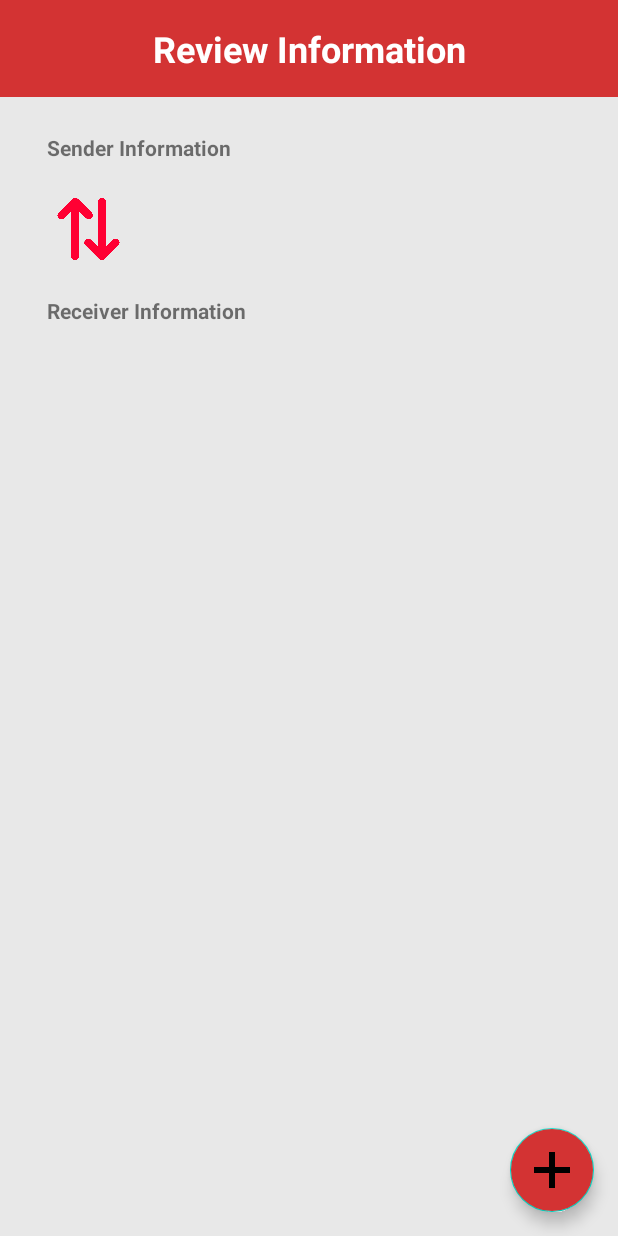
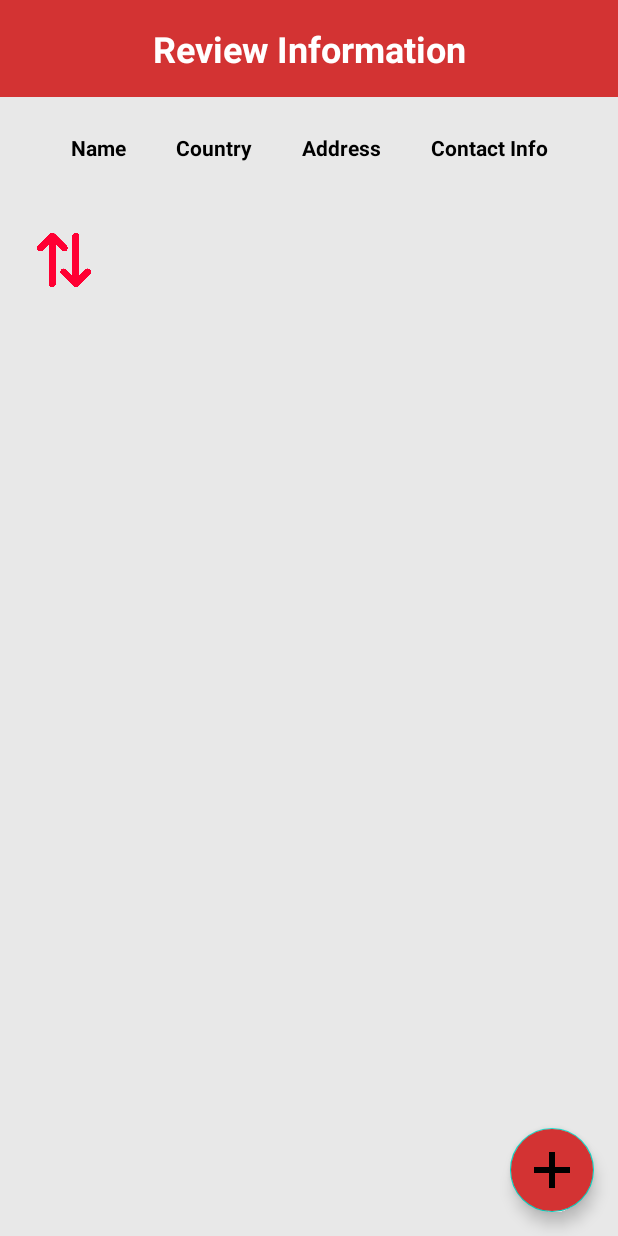
Before and after one commit to farhanj21/ReceiverSenderMobileApp, an Android app: the layout activity_review.xml on its own in the app's theme, with its tools: preview values and no code run, on a phone screen of 412 x 824 dp. Run offline under Robolectric (Android 15) with nearby library versions, the phone set to English and light mode, and no system bars.

Commit message:
Review Information functionality added

```diff
--- a/app/src/main/AndroidManifest.xml
+++ b/app/src/main/AndroidManifest.xml
@@ -1,7 +1,7 @@
 <?xml version="1.0" encoding="utf-8"?>
 <manifest xmlns:android="http://schemas.android.com/apk/res/android"
     xmlns:tools="http://schemas.android.com/tools"
-    package="com.example.myapplication"> <!-- Make sure to include your package name here -->
+    package="com.example.myapplication">
 
     <application
         android:allowBackup="true"
--- a/app/src/main/java/com/example/myapplication/ReceiverFormActivity.java
+++ b/app/src/main/java/com/example/myapplication/ReceiverFormActivity.java
@@ -11,7 +11,7 @@ import androidx.appcompat.app.AppCompatActivity;
 
 public class ReceiverFormActivity extends AppCompatActivity {
 
-    private EditText etReceiverName, etReceiverAddress, etReceiverEmail, etReceiverPhone;
+    private EditText etReceiverName, etReceiverAddress, etReceiverEmail, etReceiverPhone, etReceiverCountry;
 
     @Override
     protected void onCreate(Bundle savedInstanceState) {
@@ -23,6 +23,7 @@ public class ReceiverFormActivity extends AppCompatActivity {
         etReceiverAddress = findViewById(R.id.etReceiverAddress);
         etReceiverEmail = findViewById(R.id.etReceiverEmail);
         etReceiverPhone = findViewById(R.id.etReceiverContactInfo);
+        etReceiverCountry = findViewById(R.id.etReceiverCountry);
 
         Button nextButton = findViewById(R.id.btnNext);
         nextButton.setOnClickListener(new View.OnClickListener() {
@@ -45,6 +46,7 @@ public class ReceiverFormActivity extends AppCompatActivity {
                     intent.putExtra("receiverName", etReceiverName.getText().toString().trim());
                     intent.putExtra("receiverAddress", etReceiverAddress.getText().toString().trim());
                     intent.putExtra("receiverEmail", etReceiverEmail.getText().toString().trim());
+                    intent.putExtra("receiverCountry", etReceiverCountry.getText().toString().trim());
                     intent.putExtra("receiverPhone", etReceiverPhone.getText().toString().trim());
 
                     startActivity(intent);
--- a/app/src/main/res/layout/activity_review.xml
+++ b/app/src/main/res/layout/activity_review.xml
@@ -23,48 +23,64 @@
         app:layout_constraintStart_toStartOf="parent"
         app:layout_constraintEnd_toEndOf="parent" />
 
+    <!-- Column Titles -->
+    <TextView
+        android:id="@+id/tvColumnTitle"
+        android:layout_width="0dp"
+        android:layout_height="wrap_content"
+        android:textColor="@android:color/black"
+        android:text="@string/columns"
+        android:textStyle="bold"
+        app:layout_constraintTop_toBottomOf="@id/tvHeader"
+        app:layout_constraintStart_toStartOf="parent"
+        app:layout_constraintEnd_toEndOf="parent"
+        android:layout_marginTop="24dp"
+        android:gravity="center" />
+
+    <!-- Sender Information Row -->
     <TextView
         android:id="@+id/tvSenderInfo"
-        android:layout_width="wrap_content"
+        android:layout_width="0dp"
         android:layout_height="wrap_content"
-        android:layout_marginTop="24dp"
-        android:textStyle="bold"
-        android:text="@string/sender_info"
+        android:textColor="@android:color/black"
+        app:layout_constraintTop_toBottomOf="@id/tvColumnTitle"
+        app:layout_constraintStart_toStartOf="parent"
         app:layout_constraintEnd_toEndOf="parent"
-        app:layout_constraintHorizontal_bias="0.109"
-        app:layout_constraintStart_toStartOf="parent"
-        app:layout_constraintTop_toBottomOf="@id/tvHeader" />
+        android:layout_marginTop="16dp"
+        android:gravity="center" />
+
+    <!-- Arrow Icon -->
+
+    <!-- Receiver Information Row -->
 
     <ImageView
         android:id="@+id/ivArrow"
-        android:layout_width="54dp"
-        android:layout_height="41dp"
-        android:layout_marginTop="24dp"
+        android:layout_width="53dp"
+        android:layout_height="36dp"
+        android:layout_marginTop="12dp"
         android:src="@drawable/arrow_icon"
         app:layout_constraintEnd_toEndOf="parent"
-        app:layout_constraintHorizontal_bias="0.089"
+        app:layout_constraintHorizontal_bias="0.044"
         app:layout_constraintStart_toStartOf="parent"
         app:layout_constraintTop_toBottomOf="@id/tvSenderInfo" />
 
     <TextView
         android:id="@+id/tvReceiverInfo"
-        android:layout_width="wrap_content"
+        android:layout_width="0dp"
         android:layout_height="wrap_content"
-        android:layout_marginTop="24dp"
-        android:text="@string/receiver_info"
-        android:textStyle="bold"
+        android:textColor="@android:color/black"
+        app:layout_constraintTop_toBottomOf="@id/ivArrow"
+        app:layout_constraintStart_toStartOf="parent"
         app:layout_constraintEnd_toEndOf="parent"
-        app:layout_constraintHorizontal_bias="0.113"
-        app:layout_constraintStart_toStartOf="parent"
-        app:layout_constraintTop_toBottomOf="@id/ivArrow" />
+        android:layout_marginTop="16dp"
+        android:gravity="center" />
 
+    <!-- Floating Action Button -->
     <com.google.android.material.floatingactionbutton.FloatingActionButton
         android:id="@+id/fabEdit"
         android:layout_width="wrap_content"
         android:layout_height="wrap_content"
         android:layout_margin="16dp"
-        android:layout_marginEnd="24dp"
-        android:layout_marginBottom="28dp"
         android:backgroundTint="@color/red"
         android:src="@drawable/add"
         app:layout_constraintBottom_toBottomOf="parent"
--- a/app/src/main/res/values/strings.xml
+++ b/app/src/main/res/values/strings.xml
@@ -1,5 +1,5 @@
 <resources>
-    <string name="app_name">Software for Mobile Devices - App 1</string>
+    <string name="app_name">SMD Assignment 1</string>
     <string name="name">Name</string>
     <string name="email">Email</string>
     <string name="phone">Contact Information</string>
@@ -9,4 +9,5 @@
     <string name="sender_info">Sender Information</string>
     <string name="receiver_info">Receiver Information</string>
     <string name="review">Review Information</string>
+    <string name="columns">"Name          Country          Address          Contact Info"</string>
 </resources>
```
Also changed, not shown: app/src/main/java/com/example/myapplication/ReviewActivity.java (+21 -11 lines).
